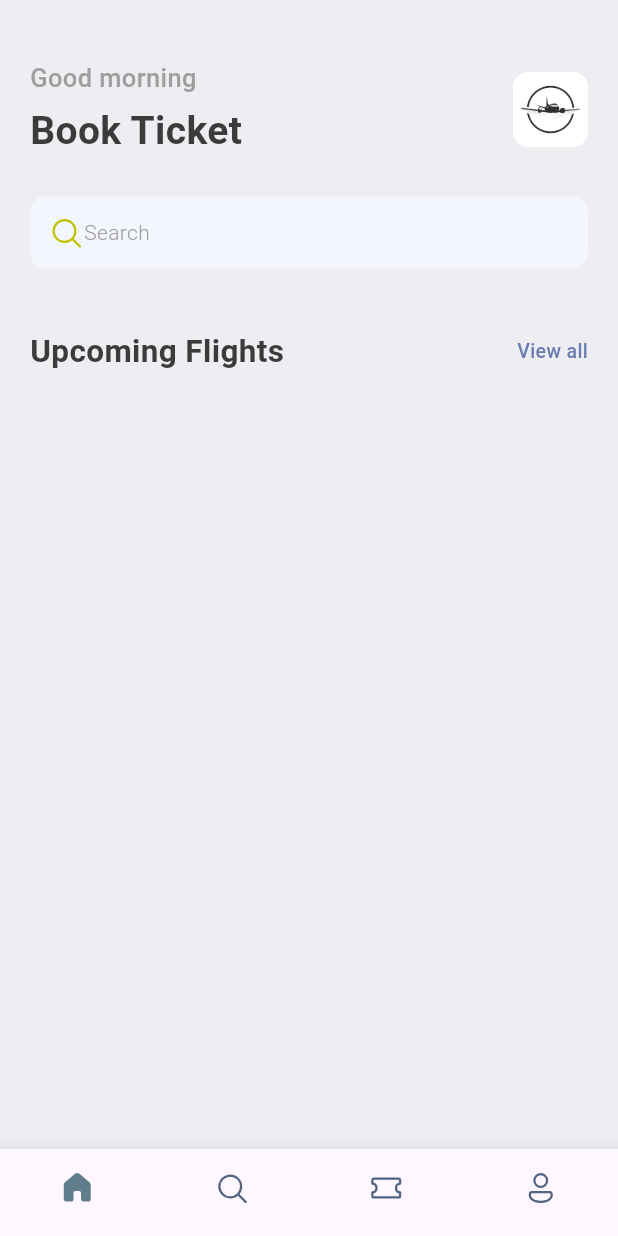
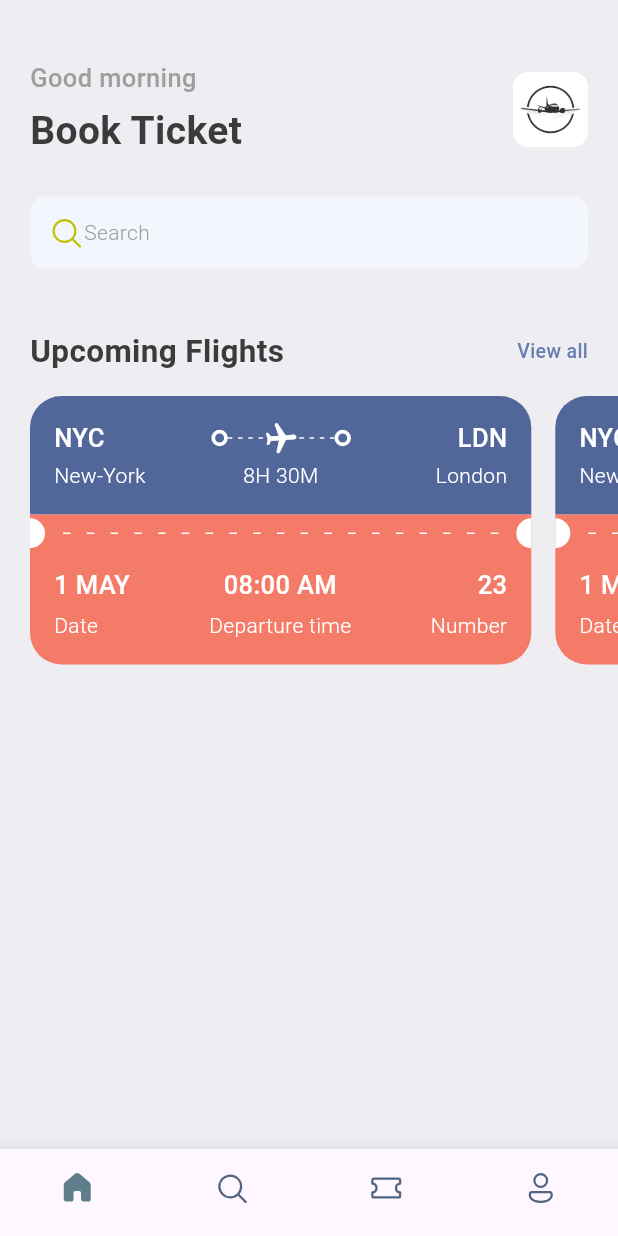
Before and after one commit to AmirBerenji/bookticket, a Flutter app: the screen it shows after launch, on a phone screen of 412 x 824 dp. Run offline on Flutter 3.47's test engine with Material 3 defaults, Android fonts, the phone set to English and light mode, and no system bars; our stand-ins replace fluentui_icons, gap.

Commit message:
finished ticket part

```diff
--- a/lib/screens/home_screen.dart
+++ b/lib/screens/home_screen.dart
@@ -1,3 +1,4 @@
+import 'package:bookticket/screens/ticket_view.dart';
 import 'package:bookticket/utils/app_styles.dart';
 import 'package:fluentui_icons/fluentui_icons.dart';
 import 'package:flutter/material.dart';
@@ -87,6 +88,20 @@ class HomeScreen extends StatelessWidget {
             ],
           ),
         ),
+        const Spacer(),
+        const Gap(15),
+        SingleChildScrollView(
+          scrollDirection: Axis.horizontal,
+          padding: EdgeInsets.only(left: 20),
+          child: Row(
+            children: [
+              TicketView(),
+              TicketView(),
+            ],
+          ),
+        ),
+
+
 
       ],
      ),
--- /dev/null
+++ b/lib/screens/ticket_view.dart
@@ -0,0 +1,247 @@
+import 'package:bookticket/utils/app_layout.dart';
+import 'package:bookticket/utils/app_styles.dart';
+import 'package:bookticket/widgets/thick_container.dart';
+import 'package:flutter/material.dart';
+import 'package:gap/gap.dart';
+
+class TicketView extends StatelessWidget {
+  const TicketView({super.key});
+
+  @override
+  Widget build(BuildContext context) {
+    final size = AppLayput.getSize(context);
+    return SizedBox(
+      width: size.width*0.85,
+      height: 200,
+      child: Container(
+        margin: const EdgeInsets.only(right: 16),
+        child: Column(
+          children: [
+            //Show Blue part of Card
+            Container(
+              decoration: const BoxDecoration(
+                color: Color(0xFF526799),
+                borderRadius: BorderRadius.only(
+                  topLeft: Radius.circular(21),
+                  topRight: Radius.circular(21)
+                  ),
+
+              ),
+              padding: const EdgeInsets.all(16),
+              child: Column(
+                children: [
+                  Row(
+                    children: [
+                      Text(
+                        "NYC",
+                        style: Styles.headLineStyle3.copyWith(color: Colors.white),
+                      ),
+                      Expanded(child: Container()),
+
+                      const ThickContainer(),
+
+                      Expanded(child: Stack(
+                        children: [
+                          SizedBox(
+                            height: 24,
+                              child: LayoutBuilder(
+
+                                  builder: (BuildContext context, BoxConstraints constraints) {
+
+                                      return Flex(
+                                        direction:Axis.horizontal,
+                                        mainAxisAlignment: MainAxisAlignment.spaceBetween,
+                                        mainAxisSize: MainAxisSize.max,
+                                        children: List.generate((constraints.constrainWidth()/6).floor(), (index) => const SizedBox(
+                                          width: 3,
+                                          height: 1,
+                                          child: DecoratedBox(
+                                            decoration: BoxDecoration(
+                                              color: Colors.white
+                                            )
+                                            )
+                                        )
+                                        )
+                                      );
+                                  },
+
+                              ),
+                          ),
+                          Center(
+                            child: Transform.rotate(angle: 1.5,
+                                                  child:const Icon(Icons.local_airport_rounded,color: Colors.white,)),
+                          ),
+                          ]
+                        ),
+                      ),
+
+
+
+                      const ThickContainer(),
+
+                      Expanded(child: Container()),
+
+                      Text(
+                        "LDN",
+                        style: Styles.headLineStyle3.copyWith(color: Colors.white),
+                      ),
+                    ],
+                  ),
+                  const Gap(3),
+                  Row(
+                    mainAxisAlignment: MainAxisAlignment.spaceBetween,
+                    children: [
+                        SizedBox(
+                          width: 100,
+                          child: Text(
+                            "New-York",
+                            style: Styles.headLineStyle4.copyWith(color: Colors.white),
+                          ),
+                          ),
+                          Text(
+                            "8H 30M",
+                            style: Styles.headLineStyle4.copyWith(color: Colors.white),
+                          ),
+                          SizedBox(
+                          width: 100,
+                          child: Text(
+                            "London",
+                            textAlign: TextAlign.end,
+                            style: Styles.headLineStyle4.copyWith(color: Colors.white),
+                            ),
+                          )
+                        ],
+                    )
+                ],
+              ),
+            ),
+            //Show Orange part of card
+            Container(
+              color: Styles.orangeColor,
+              child: Row(
+                children: [
+                  const SizedBox(
+                    height: 20,
+                    width: 10,
+                    child: DecoratedBox(
+                      decoration: BoxDecoration(
+                        borderRadius: BorderRadius.only(topRight: Radius.circular(10),bottomRight: Radius.circular(10)),
+                        color: Colors.white
+                      )
+                      ),
+                  ),
+                  Expanded(child: Padding(
+                    padding: const EdgeInsets.all(12.0),
+                    child: LayoutBuilder(
+
+                      builder: (BuildContext context, BoxConstraints constraints) {
+                        return    Flex(
+                        direction: Axis.horizontal,
+                        mainAxisAlignment: MainAxisAlignment.spaceBetween,
+                        mainAxisSize: MainAxisSize.max,
+                        children: List.generate((constraints.constrainWidth()/15).floor(), (i) => const SizedBox(
+                          width: 5,
+                          height: 1,
+                          child: DecoratedBox(
+                            decoration: BoxDecoration(
+                              color: Colors.white
+                            )),
+                        )
+                        ),
+                        );
+                       },
+
+                    ),
+                  )
+                  ),
+
+                  const SizedBox(
+                  height: 20,
+                  width: 10,
+                  child: DecoratedBox(
+                    decoration: BoxDecoration(
+                      borderRadius: BorderRadius.only(topLeft: Radius.circular(10),bottomLeft: Radius.circular(10)),
+                      color: Colors.white
+                    )
+                    ),
+                  ),
+
+                ],
+              ),
+            ),
+            //Show Orange part of card
+            Container(
+              decoration: BoxDecoration(
+                color: Styles.orangeColor,
+                borderRadius: const BorderRadius.only(
+                  bottomLeft: Radius.circular(21),
+                  bottomRight: Radius.circular(21)
+                  ),
+
+              ),
+              padding: const EdgeInsets.only(left: 16,top:10,right:16,bottom:16),
+              child: Column(
+                children: [
+                  Row(
+                    mainAxisAlignment: MainAxisAlignment.spaceBetween,
+                    children: [
+                      Column(
+                        crossAxisAlignment: CrossAxisAlignment.start,
+                        children: [
+                           Text(
+                            "1 MAY",
+                            style: Styles.headLineStyle3.copyWith(color: Colors.white),),
+                            Gap(5),
+                            Text(
+                              "Date",
+                              style: Styles.headLineStyle4.copyWith(color: Colors.white),
+                            ),
+
+                        ],
+                      ),
+
+                      Column(
+                        crossAxisAlignment: CrossAxisAlignment.center,
+                        children: [
+                           Text(
+                            "08:00 AM",
+                            style: Styles.headLineStyle3.copyWith(color: Colors.white),),
+                            const Gap(5),
+                            Text(
+                              "Departure time",
+                              style: Styles.headLineStyle4.copyWith(color: Colors.white),
+                            ),
+
+                        ],
+                      ),
+
+
+
+
+                      Column(
+                        crossAxisAlignment: CrossAxisAlignment.end,
+                        children: [
+                           Text(
+                            "23",
+                            style: Styles.headLineStyle3.copyWith(color: Colors.white),),
+                            Gap(5),
+                            Text(
+                              "Number",
+                              style: Styles.headLineStyle4.copyWith(color: Colors.white),
+                            ),
+
+                        ],
+                      ),
+
+                    ],
+                  ),
+                ],
+              ),
+            ),
+          ],
+        ),
+      ),
+
+    );
+  }
+}
--- /dev/null
+++ b/lib/utils/app_layout.dart
@@ -0,0 +1,7 @@
+import 'package:flutter/material.dart';
+
+class AppLayput{
+  static getSize(BuildContext context){
+    return MediaQuery.of(context).size;
+  }
+}
--- a/lib/utils/app_styles.dart
+++ b/lib/utils/app_styles.dart
@@ -6,7 +6,7 @@ class Styles{
   static Color primaryColor = primary;
   static Color textColor = const Color(0xFF3b3b3b);
   static Color bgColor = const Color(0xFFeeedf2);
-  static Color orangeColor = const Color(0xFF526799);
+  static Color orangeColor = Color(0xFFf37b67);
 
   static TextStyle textStyle = TextStyle(fontSize: 13,color: textColor,fontWeight: FontWeight.w500);
   static TextStyle headLineStyle = TextStyle(fontSize: 26,color: textColor,fontWeight: FontWeight.bold);
--- /dev/null
+++ b/lib/widgets/thick_container.dart
@@ -0,0 +1,16 @@
+import 'package:flutter/material.dart';
+
+class ThickContainer extends StatelessWidget {
+  const ThickContainer({super.key});
+
+  @override
+  Widget build(BuildContext context) {
+    return Container(
+      padding: const EdgeInsets.all(3.0),
+      decoration: BoxDecoration(
+        borderRadius: BorderRadius.circular(20),
+        border: Border.all(width: 2.5,color: Colors.white),
+      ),
+    );
+  }
+}
```
